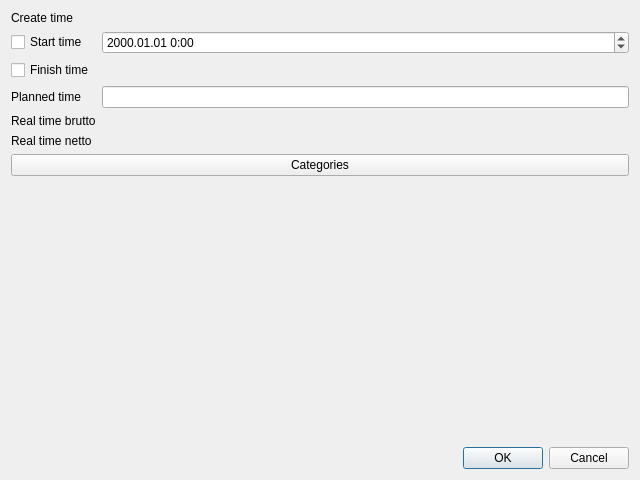
First picture: the form in src/TabletDlgTask.ui, repository ya-breeze/TM, before the edit.
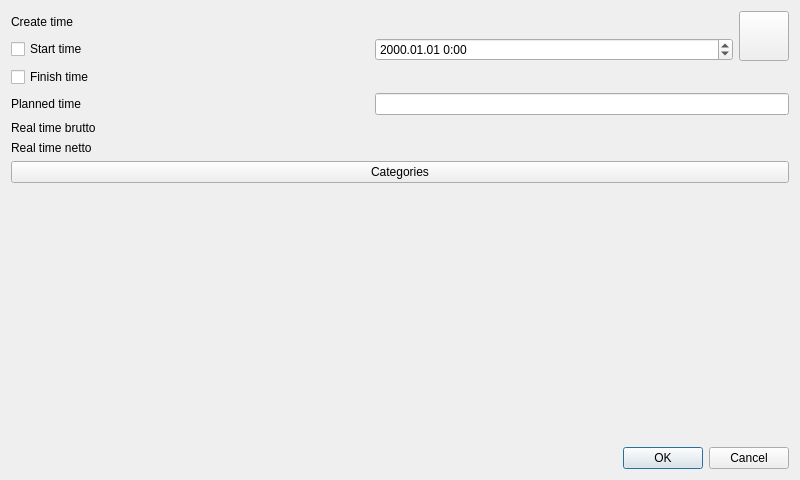
Second picture: the form after the edit.

Diff of the .ui file:
```diff
--- a/src/TabletDlgTask.ui
+++ b/src/TabletDlgTask.ui
@@ -6,7 +6,7 @@
    <rect>
     <x>0</x>
     <y>0</y>
-    <width>640</width>
+    <width>800</width>
     <height>480</height>
    </rect>
   </property>
@@ -30,6 +30,16 @@
        </property>
       </widget>
      </item>
+     <item row="0" column="2" rowspan="2">
+      <widget class="QToolButton" name="btnChangeStartTime">
+       <property name="minimumSize">
+        <size>
+         <width>50</width>
+         <height>50</height>
+        </size>
+       </property>
+      </widget>
+     </item>
      <item row="1" column="0">
       <widget class="QCheckBox" name="cbStartedTime">
        <property name="text">
@@ -44,7 +54,14 @@
        </property>
       </widget>
      </item>
-     <item row="2" column="1">
+     <item row="2" column="0">
+      <widget class="QCheckBox" name="cbFinishTime">
+       <property name="text">
+        <string>Finish time</string>
+       </property>
+      </widget>
+     </item>
+     <item row="2" column="1" colspan="2">
       <widget class="QLabel" name="lblFinishTime">
        <property name="text">
         <string>&lt;not yet finished&gt;</string>
@@ -58,7 +75,7 @@
        </property>
       </widget>
      </item>
-     <item row="3" column="1">
+     <item row="3" column="1" colspan="2">
       <widget class="QLineEdit" name="lePlannedTime"/>
      </item>
      <item row="4" column="0">
@@ -68,7 +85,7 @@
        </property>
       </widget>
      </item>
-     <item row="4" column="1">
+     <item row="4" column="1" colspan="2">
       <widget class="QLabel" name="lblRealTimeBrutto">
        <property name="autoFillBackground">
         <bool>false</bool>
@@ -88,20 +105,13 @@
        </property>
       </widget>
      </item>
-     <item row="5" column="1">
+     <item row="5" column="1" colspan="2">
       <widget class="QLabel" name="lblRealTimeNetto">
        <property name="text">
         <string>&lt;no available&gt;</string>
        </property>
       </widget>
      </item>
-     <item row="2" column="0">
-      <widget class="QCheckBox" name="checkBox">
-       <property name="text">
-        <string>Finish time</string>
-       </property>
-      </widget>
-     </item>
     </layout>
    </item>
    <item>
```
Left out of the diff: 34 changed lines with no effect on the pictures.
